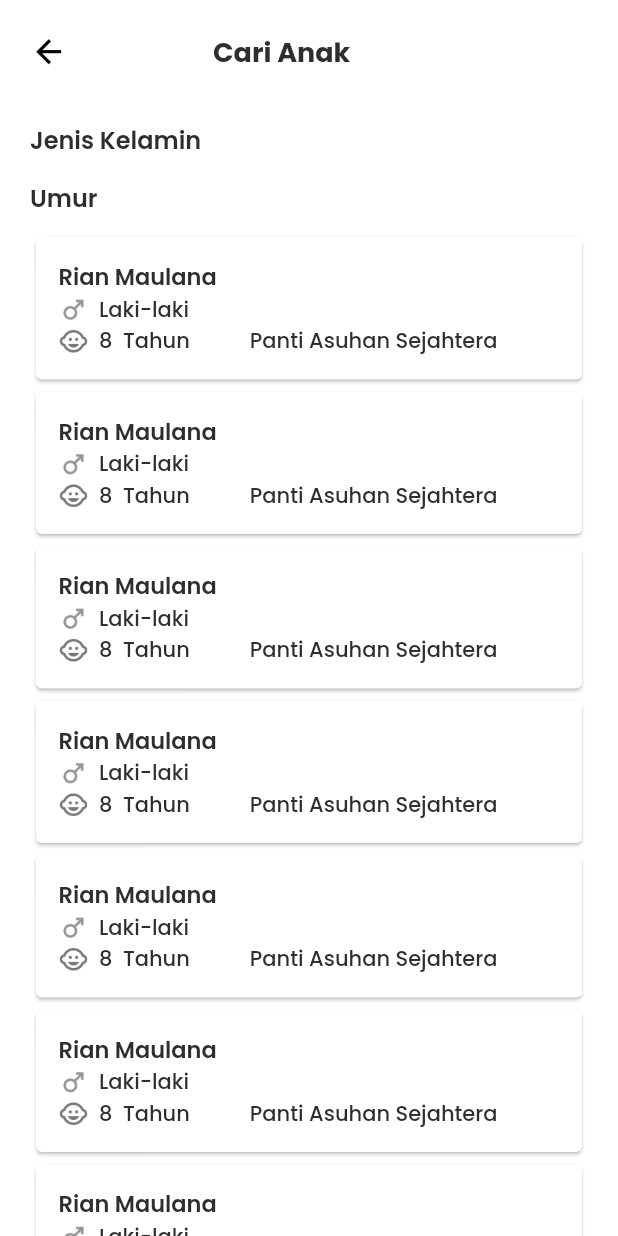
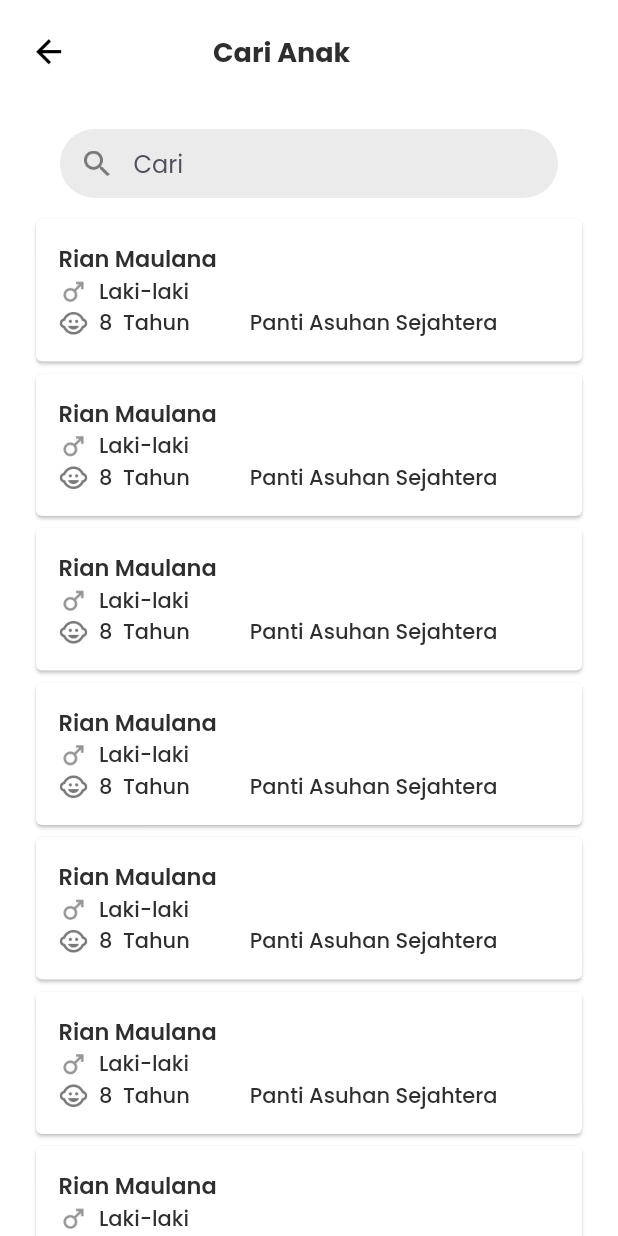
Before and after one commit to yoannikaros/Edopt, a Flutter app: the ListAnak screen opened by its route, on a phone screen of 412 x 824 dp. Run offline on Flutter 3.47's test engine with Material 2 defaults, Android fonts, the phone set to English and light mode, and no system bars; our stand-ins replace cached_network_image, dio, firebase_auth, firebase_core, google_fonts, google_sign_in and 5 more; missing offline and left inert: dart:ffi; accounts and stored records are empty; generated files the repository leaves out were written again.

```diff
--- a/lib/home/panti/list_panti.dart
+++ b/lib/home/panti/list_panti.dart
@@ -61,7 +61,9 @@ class _ListPantiState extends State<ListPanti> {
       return Container(
         margin: EdgeInsets.only(top: 10),
         child: Column(
-          children: [DaftarKunjungan()],
+          children: [
+            //DaftarKunjungan()
+          ],
         ),
       );
     }
--- a/lib/home/search/list_anak.dart
+++ b/lib/home/search/list_anak.dart
@@ -40,6 +40,45 @@ class _ListAnakState extends State<ListAnak> {
                       fontSize: 18, fontWeight: FontWeight.w700),
                 )
               ],
+            )
+          ],
+        ),
+      );
+    }
+
+    Widget Search() {
+      return Container(
+        margin: EdgeInsets.only(top: 20, left: 20, right: 20),
+        child: Column(
+          crossAxisAlignment: CrossAxisAlignment.start,
+          children: [
+            Container(
+              height: 46,
+              padding: EdgeInsets.symmetric(horizontal: 16),
+              decoration: BoxDecoration(
+                  color: backgroundColor5,
+                  borderRadius: BorderRadius.circular(30)),
+              child: Center(
+                child: Row(
+                  children: [
+                    Image.asset(
+                      'aset/icon_searchpanti.png',
+                      width: 17,
+                    ),
+                    SizedBox(
+                      width: 16,
+                    ),
+                    Expanded(
+                      child: TextFormField(
+                        keyboardType: TextInputType.text,
+                        style: blackTextStyle,
+                        decoration: InputDecoration.collapsed(
+                            hintText: 'Cari', hintStyle: subtitleTextStyle),
+                      ),
+                    ),
+                  ],
+                ),
+              ),
             )
           ],
         ),
@@ -114,10 +153,11 @@ class _ListAnakState extends State<ListAnak> {
         child: ListView(
           children: [
             header(),
-            TitleGnder(),
-            Gender(),
-            TitleUmur(),
-            SlideUmur(),
+            //TitleGnder(),
+            //Gender(),
+            //TitleUmur(),
+            //SlideUmur(),
+            Search(),
             ListAnaknya()
           ],
         ),
--- a/lib/models/panti/panti_model.dart
+++ b/lib/models/panti/panti_model.dart
@@ -23,6 +23,7 @@ class Panti {
 
   @JsonKey(name: 'opening_hours')
   final String openingHours;
+
   @JsonKey(name: 'closing_hours')
   final String closingHours;
 
```
Also changed, not shown: lib/cardwidget/daftarkunjungan_card.dart (+8 -4 lines), lib/cardwidget/panti_card.dart (+5 -4 lines), lib/home/history/history_page.dart (+2 -10 lines), lib/home/panti/panti_page.dart (+81 -25 lines), lib/models/child/child_model.dart (+24 -55 lines), lib/network/api_service.dart (+4 -8 lines).
